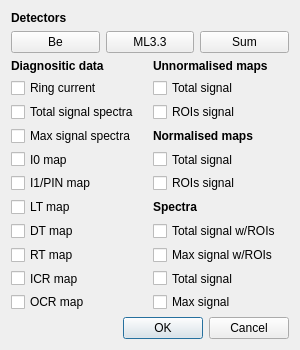
pfilipl/PolyX-XRF-Data-Analyser, file analyse.ui: the form before one commit.
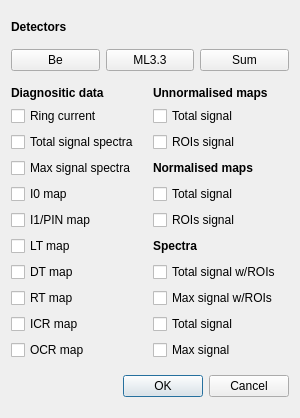
The form after the commit.

Commit message: Detectors in analyse config

```diff
--- a/analyse.ui
+++ b/analyse.ui
@@ -7,7 +7,7 @@
     <x>0</x>
     <y>0</y>
     <width>300</width>
-    <height>350</height>
+    <height>418</height>
    </rect>
   </property>
   <property name="sizePolicy">
@@ -19,7 +19,7 @@
   <property name="minimumSize">
    <size>
     <width>300</width>
-    <height>350</height>
+    <height>410</height>
    </size>
   </property>
   <layout class="QVBoxLayout" name="verticalLayout">
```
The commit also changes 1 other file.
